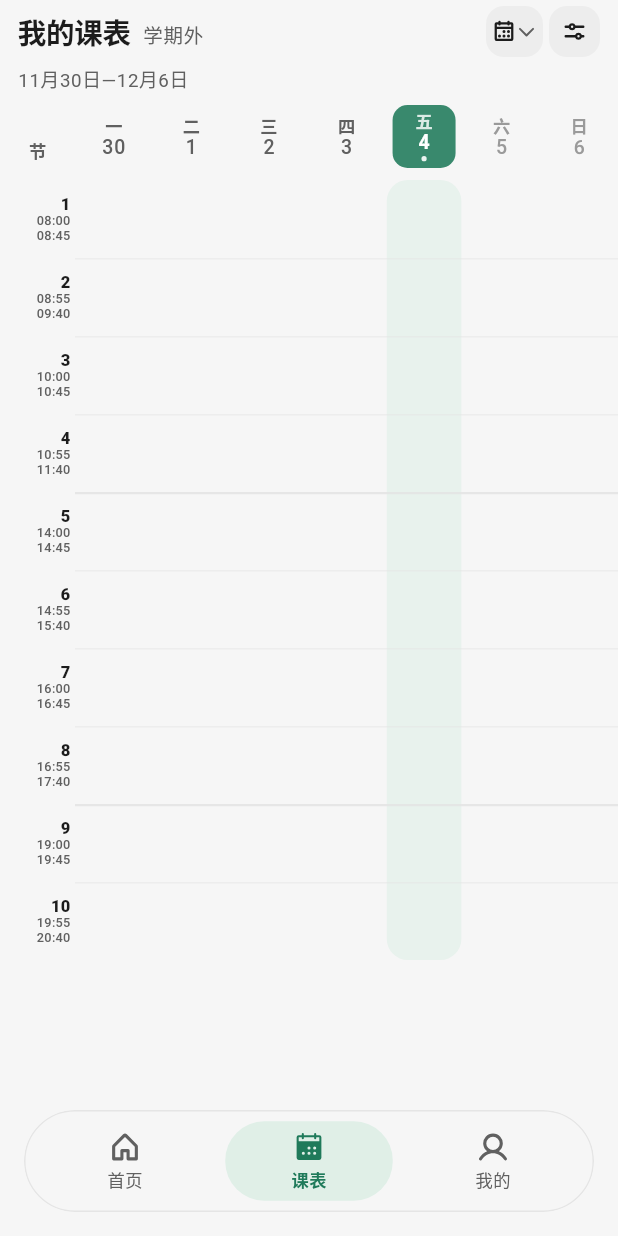
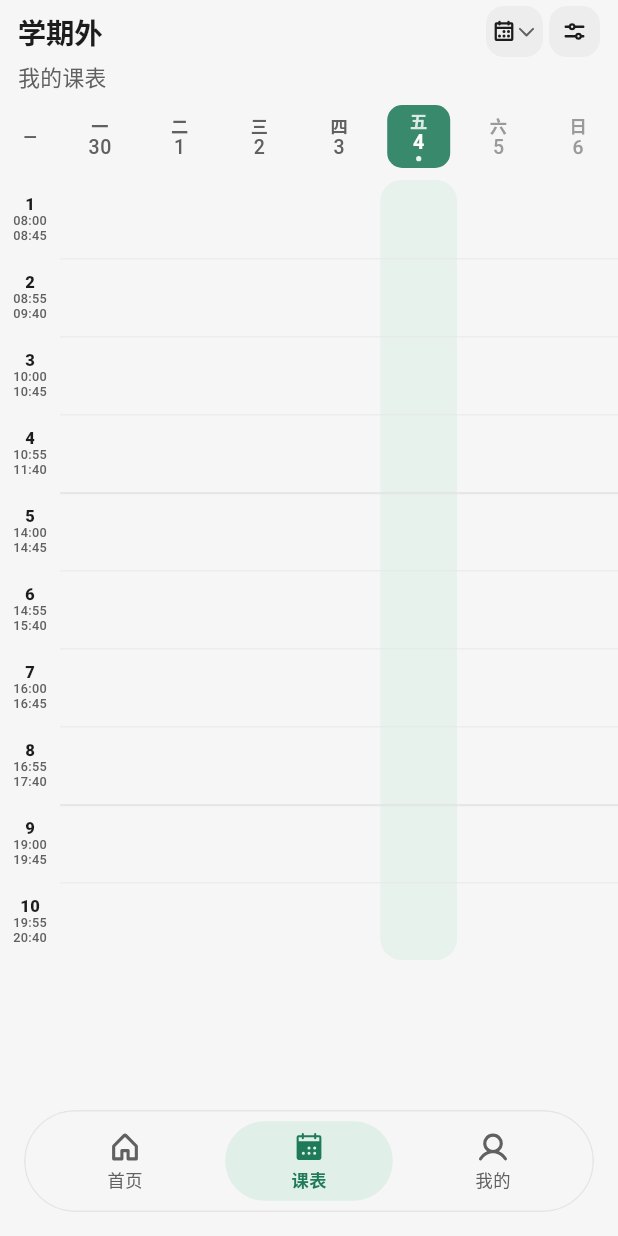
Before and after one commit to QingheProject/Qinghe, a Flutter app: the AppShellPage screen opened by its route, swiped to page 2, on a phone screen of 412 x 824 dp. Run offline on Flutter 3.47's test engine with Material 3 defaults, Android fonts, the phone set to English and light mode, and no system bars; our stand-ins replace get, phosphor_flutter, shared_preferences, webview_flutter; missing offline and left inert: webview_windows, window_manager; accounts and stored records are empty.

Commit message:
feat(schedule): reorganize header and show week in the period rail

```diff
--- a/lib/features/schedule/views/schedule_page.dart
+++ b/lib/features/schedule/views/schedule_page.dart
@@ -83,7 +83,6 @@ class SchedulePage extends GetView<ScheduleController> {
                   child: _ScheduleHeading(
                     title: controller.timetableName,
                     teachingWeek: controller.teachingWeek,
-                    days: days,
                     isCurrentWeek: controller.isCurrentWeek,
                     onWeek: () => _openWeekSheet(controller),
                     onSettings: () => showScheduleSettingsSheet(context),
@@ -95,6 +94,7 @@ class SchedulePage extends GetView<ScheduleController> {
                   days: days,
                   today: controller.today,
                   timeRailWidth: timeRailWidth,
+                  teachingWeek: controller.teachingWeek,
                   examDays: {
                     for (final date in days)
                       if (controller.examsOn(date).isNotEmpty)
@@ -231,17 +231,16 @@ class _ScheduleHeading extends StatelessWidget {
   const _ScheduleHeading({
     required this.title,
     required this.teachingWeek,
-    required this.days,
     required this.isCurrentWeek,
     required this.onWeek,
     required this.onSettings,
     required this.onToday,
   });
 
-  /// 课表名称，占用原来「课表」标题的位置。
+  /// 课表名称，放在标题区右下角。
   final String? title;
   final int? teachingWeek;
-  final List<DateTime> days;
+
   final bool isCurrentWeek;
   final VoidCallback onWeek;
   final VoidCallback onSettings;
@@ -252,7 +251,7 @@ class _ScheduleHeading extends StatelessWidget {
     final text = Theme.of(context).textTheme;
     final colors = context.colors;
     final name = (title ?? '').trim();
-    final weekLabel = teachingWeek == null ? '学期外' : '第 $teachingWeek 周';
+    final weekLabel = teachingWeek == null ? '学期外' : '第$teachingWeek周';
 
     return Column(
       crossAxisAlignment: CrossAxisAlignment.stretch,
@@ -260,33 +259,20 @@ class _ScheduleHeading extends StatelessWidget {
         Row(
           crossAxisAlignment: CrossAxisAlignment.center,
           children: [
+            // 周次在左上角，字号比课表名称大一级。
             Expanded(
-              child: Row(
-                crossAxisAlignment: CrossAxisAlignment.baseline,
-                textBaseline: TextBaseline.alphabetic,
-                children: [
-                  Flexible(
-                    child: Text(
-                      name.isEmpty ? '我的课表' : name,
-                      key: const ValueKey('schedule-heading'),
-                      maxLines: 1,
-                      overflow: TextOverflow.ellipsis,
-                      style: text.titleLarge,
-                    ),
-                  ),
-                  const SizedBox(width: AppSpace.sm),
-                  Text(
-                    weekLabel,
-                    key: const ValueKey('schedule-week-label'),
-                    style: text.labelMedium?.copyWith(
-                      color: colors.inkMuted,
-                      fontFeatures: const [FontFeature.tabularFigures()],
-                    ),
-                  ),
-                ],
+              child: Text(
+                weekLabel,
+                key: const ValueKey('schedule-week-label'),
+                maxLines: 1,
+                overflow: TextOverflow.ellipsis,
+                style: text.titleLarge?.copyWith(
+                  color: colors.ink,
+                  fontWeight: FontWeight.w700,
+                  fontFeatures: const [FontFeature.tabularFigures()],
+                ),
               ),
             ),
-            const SizedBox(width: AppSpace.sm),
             ScheduleWeekButton(onTap: onWeek),
             const SizedBox(width: AppSpace.xs),
             Tooltip(
@@ -307,16 +293,17 @@ class _ScheduleHeading extends StatelessWidget {
             ),
           ],
         ),
-        const SizedBox(height: 6),
+        const SizedBox(height: 2),
         Row(
           children: [
+            // 课表名称紧跟在周次下面。
             Expanded(
               child: Text(
-                _formatDateRange(days),
-                key: const ValueKey('schedule-date-range'),
+                name.isEmpty ? '我的课表' : name,
+                key: const ValueKey('schedule-heading'),
                 maxLines: 1,
                 overflow: TextOverflow.ellipsis,
-                style: text.bodySmall,
+                style: text.bodyMedium?.copyWith(color: colors.inkMuted),
               ),
             ),
             const SizedBox(width: AppSpace.sm),
@@ -333,12 +320,16 @@ class _WeekdayHeader extends StatelessWidget {
     required this.days,
     required this.today,
     required this.timeRailWidth,
+    required this.teachingWeek,
     required this.examDays,
   });
 
   final List<DateTime> days;
   final DateTime today;
   final double timeRailWidth;
+
+  /// 节次栏上方展示当前教学周。
+  final int? teachingWeek;
 
   /// 当天有考试的日子，日期下方会带一个标记点。
   final Set<DateTime> examDays;
@@ -352,13 +343,33 @@ class _WeekdayHeader extends StatelessWidget {
       height: 42,
       child: Row(
         children: [
+          // 节次栏上方写周次，和下面一列节次数字对齐。
           SizedBox(
             width: timeRailWidth,
             child: Align(
-              alignment: Alignment.bottomCenter,
+              // 周次在节次栏顶部居中。
+              alignment: Alignment.center,
               child: Padding(
-                padding: const EdgeInsets.only(bottom: 4),
-                child: Text('节', style: text.labelSmall),
+                padding: const EdgeInsets.symmetric(horizontal: 2),
+                child: Semantics(
+                  label: teachingWeek == null ? '学期外' : '第 $teachingWeek 周',
+                  child: ExcludeSemantics(
+                    child: FittedBox(
+                      fit: BoxFit.scaleDown,
+                      child: Text(
+                        teachingWeek == null ? '—' : '$teachingWeek周',
+                        key: const ValueKey('schedule-rail-week'),
+                        textAlign: TextAlign.center,
+                        style: text.labelSmall?.copyWith(
+                          color: colors.inkMuted,
+                          fontWeight: FontWeight.w700,
+                          height: 1,
+                          fontFeatures: const [FontFeature.tabularFigures()],
+                        ),
+                      ),
+                    ),
+                  ),
+                ),
               ),
             ),
           ),
@@ -796,15 +807,6 @@ int _minuteOfDay(String value) {
   return int.parse(parts[0]) * 60 + int.parse(parts[1]);
 }
 
-String _formatDateRange(List<DateTime> days) {
-  final first = days.first;
-  final last = days.last;
-  if (first.year == last.year && first.month == last.month) {
-    return '${first.month}月${first.day}日—${last.day}日';
-  }
-  return '${first.month}月${first.day}日—${last.month}月${last.day}日';
-}
-
 bool _sameDate(DateTime left, DateTime right) =>
     left.year == right.year &&
     left.month == right.month &&
--- a/lib/features/schedule/widgets/schedule_period_label.dart
+++ b/lib/features/schedule/widgets/schedule_period_label.dart
@@ -13,13 +13,13 @@ class SchedulePeriodLabel extends StatelessWidget {
     super.key,
   });
 
-  /// 节次栏需要多宽。并排布局要同时容纳节次与时间，所以比竖排更宽。
+  /// 节次栏需要多宽。内容居中排布，所以只要放得下一列文字。
   static double railWidthFor({
     required bool showTime,
     required ScheduleRailTextLayout textLayout,
   }) {
-    if (!showTime) return 28;
-    return textLayout == ScheduleRailTextLayout.sideBySide ? 64 : 50;
+    if (!showTime) return 22;
+    return textLayout == ScheduleRailTextLayout.sideBySide ? 54 : 40;
   }
 
   final int period;
@@ -35,7 +35,7 @@ class SchedulePeriodLabel extends StatelessWidget {
     final text = Theme.of(context).textTheme;
     final periodText = Text(
       '$period',
-      textAlign: TextAlign.right,
+      textAlign: TextAlign.center,
       style: text.labelSmall?.copyWith(
         color: colors.ink,
         fontSize: 11,
@@ -53,10 +53,10 @@ class SchedulePeriodLabel extends StatelessWidget {
     );
     final times = Column(
       mainAxisSize: MainAxisSize.min,
-      crossAxisAlignment: CrossAxisAlignment.end,
+      crossAxisAlignment: CrossAxisAlignment.center,
       children: [
-        Text(startTime, textAlign: TextAlign.right, style: timeStyle),
-        Text(endTime, textAlign: TextAlign.right, style: timeStyle),
+        Text(startTime, textAlign: TextAlign.center, style: timeStyle),
+        Text(endTime, textAlign: TextAlign.center, style: timeStyle),
       ],
     );
 
@@ -64,16 +64,17 @@ class SchedulePeriodLabel extends StatelessWidget {
       label: showTime ? '第 $period 节，$startTime 至 $endTime' : '第 $period 节',
       child: ExcludeSemantics(
         child: Align(
+          // 节次与时间在栏内居中，不再贴着右侧。
           alignment: switch (alignment) {
-            ScheduleTimeAlignment.top => Alignment.topRight,
-            ScheduleTimeAlignment.center => Alignment.centerRight,
-            ScheduleTimeAlignment.bottom => Alignment.bottomRight,
+            ScheduleTimeAlignment.top => Alignment.topCenter,
+            ScheduleTimeAlignment.center => Alignment.center,
+            ScheduleTimeAlignment.bottom => Alignment.bottomCenter,
           },
           child: Padding(
-            padding: const EdgeInsets.fromLTRB(0, 3, 3, 3),
+            padding: const EdgeInsets.symmetric(vertical: 3),
             child: FittedBox(
               fit: BoxFit.scaleDown,
-              alignment: Alignment.centerRight,
+              alignment: Alignment.center,
               child: _content(periodText, times),
             ),
           ),
@@ -87,12 +88,12 @@ class SchedulePeriodLabel extends StatelessWidget {
     return switch (textLayout) {
       ScheduleRailTextLayout.periodFirst => Column(
         mainAxisSize: MainAxisSize.min,
-        crossAxisAlignment: CrossAxisAlignment.end,
+        crossAxisAlignment: CrossAxisAlignment.center,
         children: [periodText, times],
       ),
       ScheduleRailTextLayout.timeFirst => Column(
         mainAxisSize: MainAxisSize.min,
-        crossAxisAlignment: CrossAxisAlignment.end,
+        crossAxisAlignment: CrossAxisAlignment.center,
         children: [times, periodText],
       ),
       ScheduleRailTextLayout.sideBySide => Row(
```
Also changed, not shown: 4 other files.
